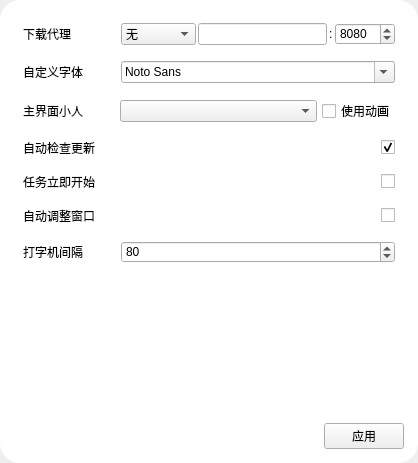
This is src/gui/design/WidgetSetting.ui in Icexbb/SekaiSubtitle-Python as Qt 5 draws it before an edit. The edited form follows.
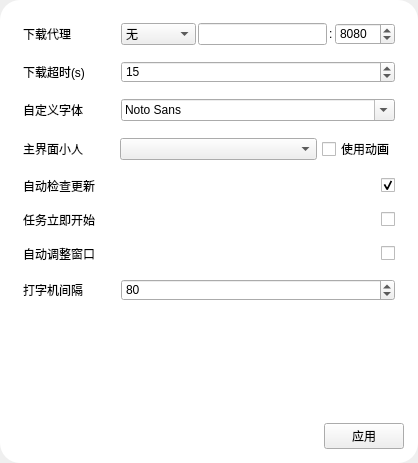
This is the edited form.

Commit message: Enhance #7 add Download Timeout settings and error logging

```diff
--- a/src/gui/design/WidgetSetting.ui
+++ b/src/gui/design/WidgetSetting.ui
@@ -183,6 +183,42 @@
             </item>
            </layout>
           </item>
+          <item>
+           <layout class="QHBoxLayout" name="horizontalLayout_10" stretch="1,3">
+            <property name="leftMargin">
+             <number>5</number>
+            </property>
+            <property name="topMargin">
+             <number>5</number>
+            </property>
+            <property name="rightMargin">
+             <number>5</number>
+            </property>
+            <property name="bottomMargin">
+             <number>5</number>
+            </property>
+            <item>
+             <widget class="QLabel" name="label_9">
+              <property name="text">
+               <string>下载超时(s)</string>
+              </property>
+             </widget>
+            </item>
+            <item>
+             <widget class="QSpinBox" name="SettingTimeoutSpin">
+              <property name="maximum">
+               <number>60</number>
+              </property>
+              <property name="singleStep">
+               <number>1</number>
+              </property>
+              <property name="value">
+               <number>15</number>
+              </property>
+             </widget>
+            </item>
+           </layout>
+          </item>
           <item>
            <layout class="QHBoxLayout" name="horizontalLayout" stretch="1,3">
             <property name="leftMargin">
```
The commit also changes 4 other files.
